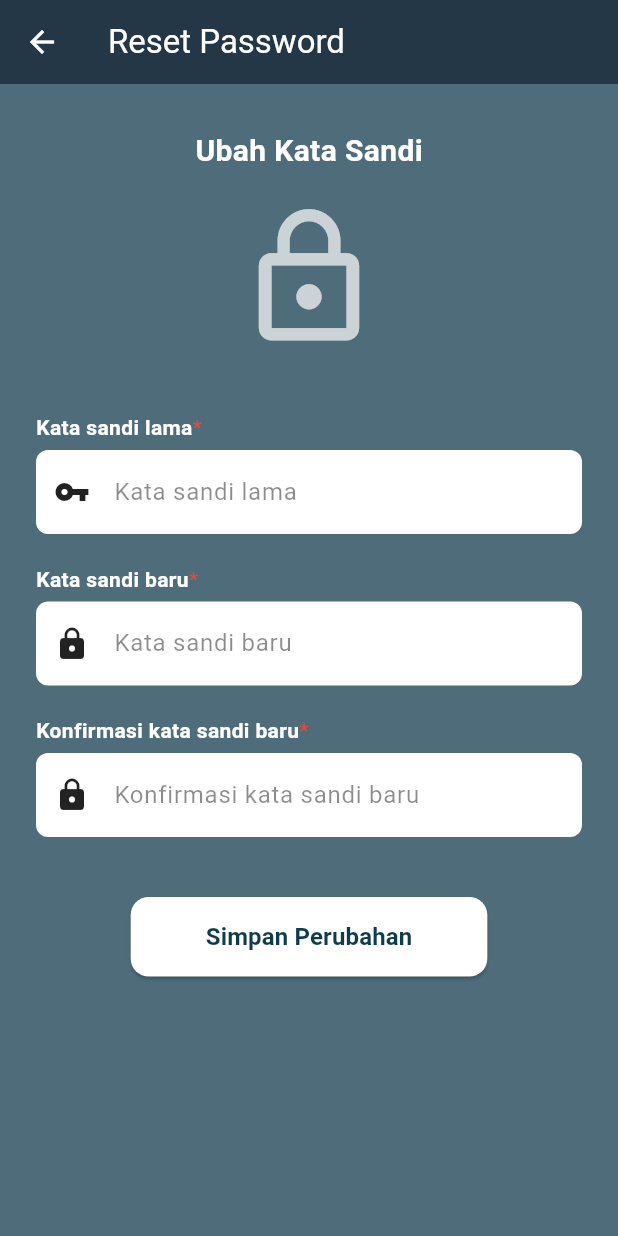
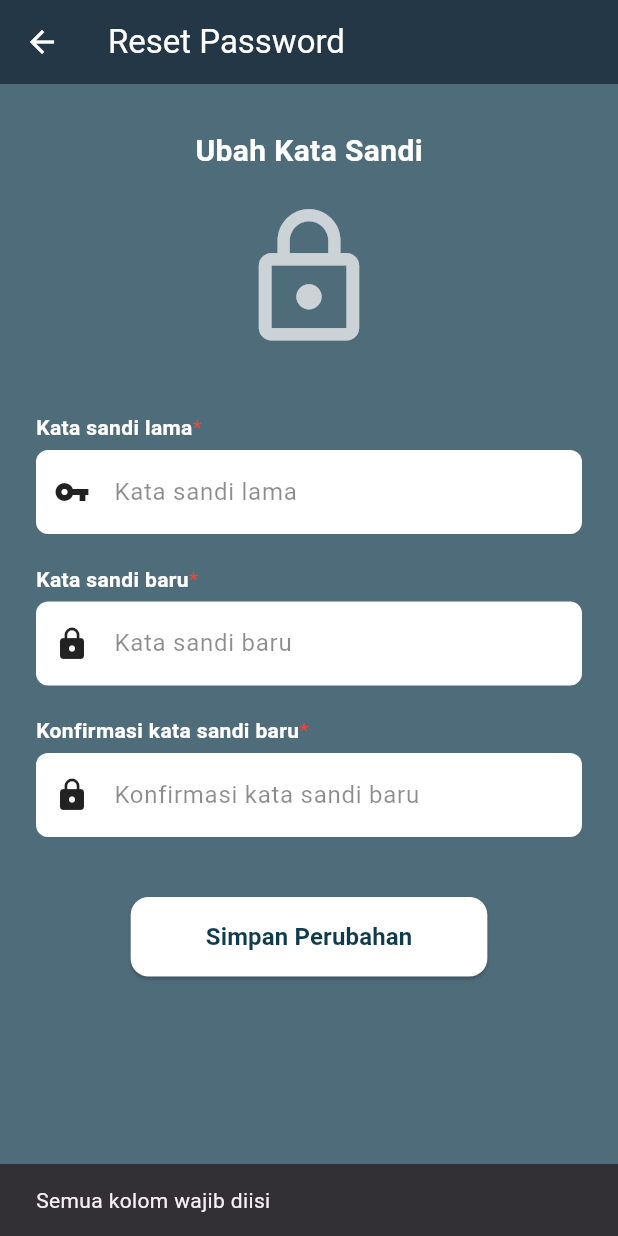
Before and after one commit to Dnoirzz/project_5c_2, a Flutter app: the ResetPasswordPage screen opened directly, after a tap on "Simpan Perubahan", on a phone screen of 412 x 824 dp. Run offline on Flutter 3.47's test engine with Material 3 defaults, Android fonts, the phone set to English and light mode, and no system bars; our stand-ins replace fl_chart, flutter_typeahead, image_picker, shared_preferences; accounts and stored records are empty.

Commit message:
justify dan reset_pw

```diff
--- a/lib/scr/pengumuman/detail_pengumuman.dart
+++ b/lib/scr/pengumuman/detail_pengumuman.dart
@@ -63,6 +63,7 @@ class DetailPengumumanPage extends StatelessWidget {
               // 🔹 Isi / Deskripsi
               Text(
                 item.isi,
+                textAlign: TextAlign.justify,
                 style: const TextStyle(
                   fontSize: 15,
                   height: 1.5,
--- a/lib/scr/setting_scr/reset_pass.dart
+++ b/lib/scr/setting_scr/reset_pass.dart
@@ -67,6 +67,24 @@ class ResetPasswordPage extends StatelessWidget {
               ElevatedButton(
                 onPressed: () {
                   // logika ubah kata sandi di sini
+                  String oldPass = oldPasswordController.text.trim();
+                  String newPass = newPasswordController.text.trim();
+                  String confirm = confirmPasswordController.text.trim();
+
+                  if (oldPass.isEmpty || newPass.isEmpty || confirm.isEmpty) {
+                    ScaffoldMessenger.of(context).showSnackBar(
+                      const SnackBar(content: Text("Semua kolom wajib diisi")),
+                    );
+                    return;
+                  }
+
+                  if (newPass != confirm) {
+                    ScaffoldMessenger.of(context).showSnackBar(
+                      const SnackBar(
+                          content: Text("Konfirmasi password tidak cocok")),
+                    );
+                    return;
+                  }
                 },
                 style: ElevatedButton.styleFrom(
                   backgroundColor: Colors.white,
--- a/lib/services/auth_servise.dart
+++ b/lib/services/auth_servise.dart
@@ -39,7 +39,7 @@ class ApiService {
   //  Fungsi Reset_password
   static Future<Map<String, dynamic>> reset_password(
       String email, String new_password) async {
-    var url = Uri.parse("$baseUrl/reset_passworddddd.php");
+    var url = Uri.parse("$baseUrl/forgot_password_mahasiswa.php");
     var response = await http.post(
       url,
       headers: {"Content-Type": "application/json"},
```
